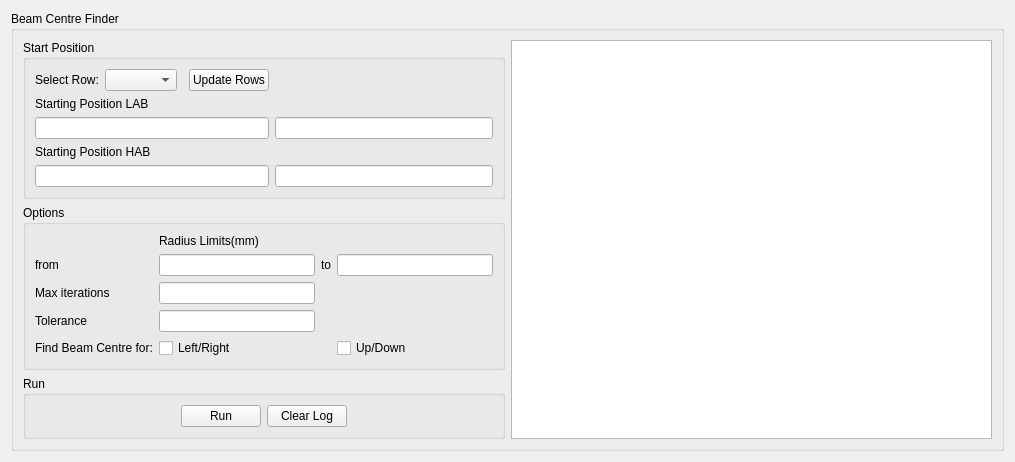
Qt form scripts/Interface/ui/sans_isis/beam_centre.ui (mantidproject/mantid) before a commit.
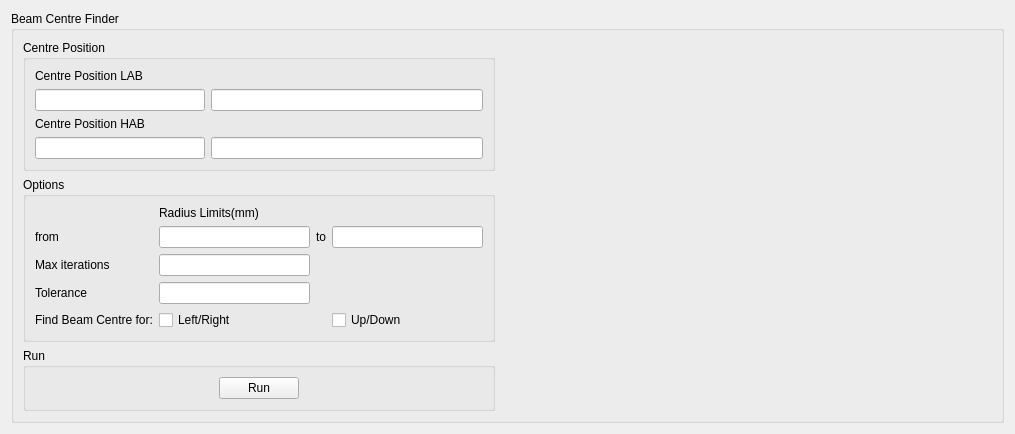
The same form after that commit.

Commit message: Re #21113 Added logging window

```diff
--- a/scripts/Interface/ui/sans_isis/beam_centre.ui
+++ b/scripts/Interface/ui/sans_isis/beam_centre.ui
@@ -7,7 +7,7 @@
     <x>0</x>
     <y>0</y>
     <width>1015</width>
-    <height>412</height>
+    <height>418</height>
    </rect>
   </property>
   <property name="windowTitle">
@@ -23,102 +23,46 @@
       <item row="0" column="0">
        <widget class="QGroupBox" name="groupBox_3">
         <property name="title">
-         <string>Start Position</string>
+         <string>Centre Position</string>
         </property>
         <layout class="QGridLayout" name="gridLayout">
-         <item row="4" column="0" colspan="4">
+         <item row="3" column="0" colspan="4">
           <widget class="QLineEdit" name="hab_pos_1_line_edit"/>
          </item>
-         <item row="0" column="0">
-          <widget class="QLabel" name="label">
-           <property name="text">
-            <string>Select Row:</string>
-           </property>
-          </widget>
-         </item>
-         <item row="0" column="1">
-          <widget class="QComboBox" name="select_row_combo_box"/>
-         </item>
-         <item row="1" column="0" colspan="2">
-          <widget class="QLabel" name="label_2">
-           <property name="text">
-            <string>Starting Position LAB</string>
-           </property>
-          </widget>
-         </item>
-         <item row="4" column="4">
-          <widget class="QLineEdit" name="hab_pos_2_line_edit"/>
-         </item>
-         <item row="3" column="0" colspan="2">
-          <widget class="QLabel" name="label_5">
-           <property name="text">
-            <string>Starting Position HAB</string>
-           </property>
-          </widget>
-         </item>
-         <item row="2" column="0" colspan="4">
+         <item row="1" column="0" colspan="4">
           <widget class="QLineEdit" name="lab_pos_1_line_edit"/>
          </item>
-         <item row="2" column="4">
+         <item row="0" column="0" colspan="2">
+          <widget class="QLabel" name="lab_centre_label">
+           <property name="text">
+            <string>Centre Position LAB</string>
+           </property>
+          </widget>
+         </item>
+         <item row="1" column="4">
           <widget class="QLineEdit" name="lab_pos_2_line_edit"/>
          </item>
-         <item row="0" column="3">
-          <widget class="QPushButton" name="select_row_push_button">
+         <item row="3" column="4">
+          <widget class="QLineEdit" name="hab_pos_2_line_edit"/>
+         </item>
+         <item row="2" column="0" colspan="2">
+          <widget class="QLabel" name="hab_centre_label">
            <property name="text">
-            <string>Update Rows</string>
+            <string>Centre Position HAB</string>
            </property>
           </widget>
          </item>
         </layout>
        </widget>
       </item>
-      <item row="2" column="0">
-       <widget class="QGroupBox" name="groupBox_5">
-        <property name="title">
-         <string>Run</string>
+      <item row="0" column="1" rowspan="4">
+       <widget class="QWidget" name="log_widget" native="true">
+        <property name="minimumSize">
+         <size>
+          <width>491</width>
+          <height>371</height>
+         </size>
         </property>
-        <layout class="QGridLayout" name="gridLayout_3">
-         <item row="0" column="0">
-          <spacer name="horizontalSpacer">
-           <property name="orientation">
-            <enum>Qt::Horizontal</enum>
-           </property>
-           <property name="sizeHint" stdset="0">
-            <size>
-             <width>146</width>
-             <height>20</height>
-            </size>
-           </property>
-          </spacer>
-         </item>
-         <item row="0" column="1">
-          <widget class="QPushButton" name="run_button">
-           <property name="text">
-            <string>Run</string>
-           </property>
-          </widget>
-         </item>
-         <item row="0" column="2">
-          <widget class="QPushButton" name="clear_log_button">
-           <property name="text">
-            <string>Clear Log</string>
-           </property>
-          </widget>
-         </item>
-         <item row="0" column="3">
-          <spacer name="horizontalSpacer_3">
-           <property name="orientation">
-            <enum>Qt::Horizontal</enum>
-           </property>
-           <property name="sizeHint" stdset="0">
-            <size>
-             <width>146</width>
-             <height>20</height>
-            </size>
-           </property>
-          </spacer>
-         </item>
-        </layout>
        </widget>
       </item>
       <item row="1" column="0">
@@ -198,8 +142,47 @@
         </layout>
        </widget>
       </item>
-      <item row="0" column="1" rowspan="3">
-       <widget class="QTextBrowser" name="textBrowser"/>
+      <item row="2" column="0">
+       <widget class="QGroupBox" name="groupBox_5">
+        <property name="title">
+         <string>Run</string>
+        </property>
+        <layout class="QGridLayout" name="gridLayout_3">
+         <item row="0" column="2">
+          <spacer name="horizontalSpacer_3">
+           <property name="orientation">
+            <enum>Qt::Horizontal</enum>
+           </property>
+           <property name="sizeHint" stdset="0">
+            <size>
+             <width>146</width>
+             <height>20</height>
+            </size>
+           </property>
+          </spacer>
+         </item>
+         <item row="0" column="1">
+          <widget class="QPushButton" name="run_button">
+           <property name="text">
+            <string>Run</string>
+           </property>
+          </widget>
+         </item>
+         <item row="0" column="0">
+          <spacer name="horizontalSpacer">
+           <property name="orientation">
+            <enum>Qt::Horizontal</enum>
+           </property>
+           <property name="sizeHint" stdset="0">
+            <size>
+             <width>146</width>
+             <height>20</height>
+            </size>
+           </property>
+          </spacer>
+         </item>
+        </layout>
+       </widget>
       </item>
       <item row="3" column="0">
        <spacer name="verticalSpacer">
```
Left out of the diff: 2 changed lines with no effect on the pictures. The commit also changes 6 other files.
